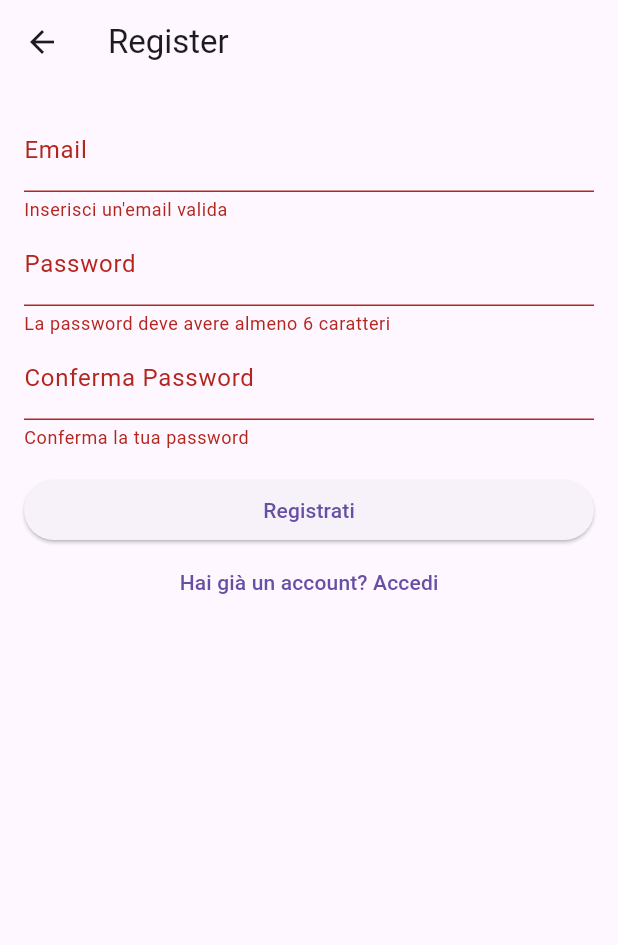
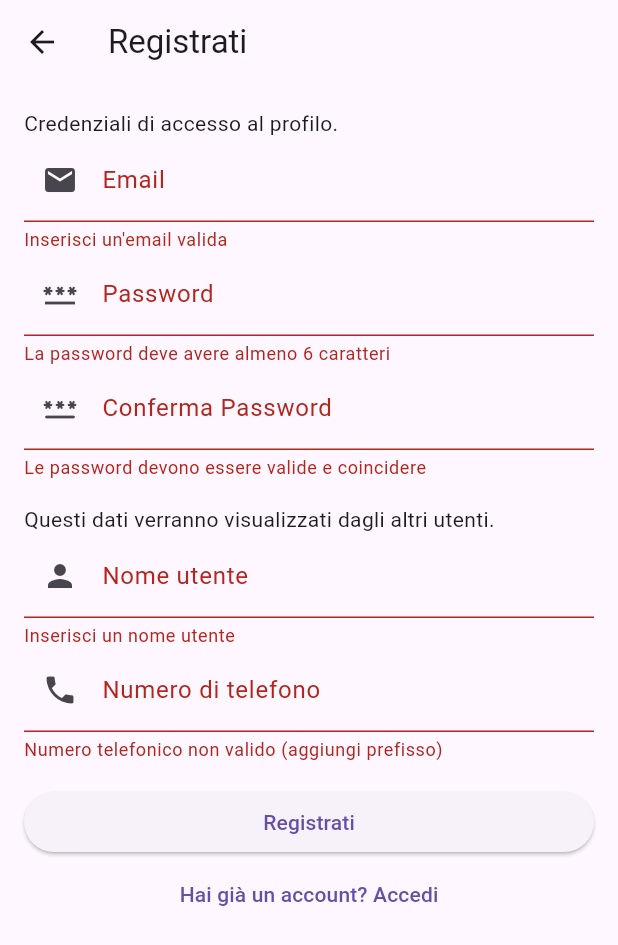
Before and after one commit to savinofiore/ServiFino-FE, a Flutter app: the RegisterScreen screen opened by its route, after a tap on "Registrati", on a phone screen of 412 x 824 dp. Shown: the top 945 px of the screen. Run offline on Flutter 3.47's test engine with Material 3 defaults, Android fonts, the phone set to English and light mode, and no system bars; our stand-ins replace cloud_firestore, firebase_auth, firebase_core; accounts and stored records are empty; network calls fail.

Commit message:
Registrazione con endpoint (da rivedere funzione), inserimento classi testi e rotte

```diff
--- a/servifino/lib/models/UserModel.dart
+++ b/servifino/lib/models/UserModel.dart
@@ -7,6 +7,7 @@ class UserModel {
   final String? phoneNumber;
   final String? photoURL;
   final bool disabled;
+  final bool assignment;
   //final int? age; // Nuovo campo
   //final String? address; // Nuovo campo
 
@@ -17,6 +18,7 @@ class UserModel {
     this.phoneNumber,
     this.photoURL,
     required this.disabled,
+    required this.assignment,
     //this.age,
     //this.address,
   });
@@ -31,6 +33,7 @@ class UserModel {
       phoneNumber: data['phoneNumber'],
       photoURL: data['photoURL'],
       disabled: data['disabled'],
+      assignment: data['assignment'],
       //age: data['age'],
       //address: data['address'],
     );
@@ -45,6 +48,7 @@ class UserModel {
       'phoneNumber': phoneNumber,
       'photoURL': photoURL,
       'disabled': disabled,
+      'assignment': assignment,
       //'age': age,
       //'address': address,
     };
--- a/servifino/lib/screens/authentication/register.dart
+++ b/servifino/lib/screens/authentication/register.dart
@@ -1,5 +1,11 @@
 import 'package:flutter/material.dart';
 import 'package:firebase_auth/firebase_auth.dart';
+import 'package:flutter/services.dart';
+import 'package:provider/provider.dart';
+import 'package:servifino/utils/app_routes.dart';
+
+import '../../providers/user_provider.dart';
+import '../../utils/app_texts.dart';
 
 class RegisterScreen extends StatefulWidget {
   @override
@@ -10,7 +16,10 @@ class _RegisterScreenState extends State<RegisterScreen> {
   final _formKey = GlobalKey<FormState>();
   final TextEditingController _emailController = TextEditingController();
   final TextEditingController _passwordController = TextEditingController();
-  final TextEditingController _confirmPasswordController = TextEditingController();
+  final TextEditingController _confirmPasswordController =
+      TextEditingController();
+  final TextEditingController _displayNameController = TextEditingController();
+  final TextEditingController _phoneNumberController = TextEditingController();
 
   bool _isLoading = false;
 
@@ -20,10 +29,12 @@ class _RegisterScreenState extends State<RegisterScreen> {
     final email = _emailController.text.trim();
     final password = _passwordController.text.trim();
     final confirmPassword = _confirmPasswordController.text.trim();
+    final displayName = _displayNameController.text.trim();
+    final phoneNumber = _phoneNumberController.text.trim();
 
     if (password != confirmPassword) {
       ScaffoldMessenger.of(context).showSnackBar(
-        SnackBar(content: Text('Le password non corrispondono!')),
+        const SnackBar(content: Text('Le password non corrispondono!')),
       );
       return;
     }
@@ -33,27 +44,31 @@ class _RegisterScreenState extends State<RegisterScreen> {
     });
 
     try {
-      // Crea un nuovo utente con Firebase
-      var user = await FirebaseAuth.instance.createUserWithEmailAndPassword(
+      // Chiamata al provider per registrare l'utente
+      final userProvider = Provider.of<UserProvider>(context, listen: false);
+
+      bool isRegistered = await userProvider.registerUser(
         email: email,
         password: password,
+        displayName: displayName,
+        phoneNumber: phoneNumber,
+        photoURL: 'https://example.com/photo.jpg',
       );
-      print('User created ${user.user}');
+
+      if (isRegistered) {
         ScaffoldMessenger.of(context).showSnackBar(
-        SnackBar(content: Text('Registrazione avvenuta con successo!')),
+          const SnackBar(content: Text('Registrazione avvenuta con successo!')),
         );
         Navigator.pushReplacementNamed(context, '/login'); // Naviga alla login
-    } on FirebaseAuthException catch (e) {
-      String errorMessage;
-      if (e.code == 'email-already-in-use') {
-        errorMessage = 'Questa email è già registrata.';
-      } else if (e.code == 'weak-password') {
-        errorMessage = 'La password è troppo debole.';
       } else {
-        errorMessage = 'Si è verificato un errore: ${e.message}';
+        ScaffoldMessenger.of(context).showSnackBar(
+          const SnackBar(content: Text('Errore durante la registrazione')),
+        );
       }
+    } catch (e) {
+      print('Errore: $e');
       ScaffoldMessenger.of(context).showSnackBar(
-        SnackBar(content: Text(errorMessage)),
+        const SnackBar(content: Text('Errore durante la registrazione')),
       );
     } finally {
       setState(() {
@@ -66,7 +81,7 @@ class _RegisterScreenState extends State<RegisterScreen> {
   Widget build(BuildContext context) {
     return Scaffold(
       appBar: AppBar(
-        title: Text('Register'),
+        title: Text(AppTexts.register.registerAppBarTitle),
       ),
       body: Padding(
         padding: const EdgeInsets.all(16.0),
@@ -75,13 +90,17 @@ class _RegisterScreenState extends State<RegisterScreen> {
           child: Column(
             crossAxisAlignment: CrossAxisAlignment.stretch,
             children: [
+              Text(AppTexts.register.textInfo1),
               TextFormField(
                 controller: _emailController,
                 keyboardType: TextInputType.emailAddress,
-                decoration: InputDecoration(labelText: 'Email'),
+                decoration:  InputDecoration(
+                    labelText: AppTexts.controllers.email,
+                    hintText: AppTexts.controllers.emailHint,
+                    prefixIcon: Icon(Icons.mail)),
                 validator: (value) {
                   if (value == null || value.isEmpty) {
-                    return 'Inserisci un\'email valida';
+                    return AppTexts.controllers.emailError;
                   }
                   return null;
                 },
@@ -89,10 +108,13 @@ class _RegisterScreenState extends State<RegisterScreen> {
               TextFormField(
                 controller: _passwordController,
                 obscureText: true,
-                decoration: InputDecoration(labelText: 'Password'),
+                decoration: InputDecoration(
+                    labelText: AppTexts.controllers.password,
+                    hintText: AppTexts.controllers.passwordHint,
+                    prefixIcon: Icon(Icons.password)),
                 validator: (value) {
                   if (value == null || value.isEmpty || value.length < 6) {
-                    return 'La password deve avere almeno 6 caratteri';
+                    return AppTexts.controllers.passwordError;
                   }
                   return null;
                 },
@@ -100,26 +122,59 @@ class _RegisterScreenState extends State<RegisterScreen> {
               TextFormField(
                 controller: _confirmPasswordController,
                 obscureText: true,
-                decoration: InputDecoration(labelText: 'Conferma Password'),
+                decoration:  InputDecoration(
+                    labelText: AppTexts.controllers.confPassword,
+                    hintText: AppTexts.controllers.confPasswordHint,
+                    prefixIcon: Icon(Icons.password_rounded)),
                 validator: (value) {
                   if (value == null || value.isEmpty) {
-                    return 'Conferma la tua password';
+                    return AppTexts.controllers.confPasswordError;
                   }
                   return null;
                 },
               ),
-              SizedBox(height: 16),
+              const SizedBox(height: 16),
+              Text(AppTexts.register.textInfo2),
+              TextFormField(
+                controller: _displayNameController,
+                decoration:  InputDecoration(
+                    labelText: AppTexts.controllers.displayName,
+                    hintText: AppTexts.controllers.displayNameHint,
+                    prefixIcon: Icon(Icons.person)),
+                validator: (value) {
+                  if (value == null || value.isEmpty) {
+                    return AppTexts.controllers.displayNameError;
+                  }
+                  return null;
+                },
+              ),
+              TextFormField(
+                controller: _phoneNumberController,
+                keyboardType: TextInputType.number,
+                decoration:  InputDecoration(
+                  labelText: AppTexts.controllers.number,
+                  hintText: AppTexts.controllers.numberHint,
+                  prefixIcon: Icon(Icons.phone),
+                ),
+                validator: (value) {
+                  if (value == null || value.isEmpty) {
+                    return AppTexts.controllers.numberError;
+                  }
+                  return null;
+                },
+              ),
+              const SizedBox(height: 16),
               _isLoading
-                  ? Center(child: CircularProgressIndicator())
+                  ? const Center(child: CircularProgressIndicator())
                   : ElevatedButton(
                       onPressed: _register,
-                child: Text('Registrati'),
+                      child:  Text(AppTexts.register.registerButton),
                     ),
               TextButton(
                 onPressed: () {
-                  Navigator.pushReplacementNamed(context, '/login');
+                  Navigator.pushReplacementNamed(context, AppRoutes.login);
                 },
-                child: Text('Hai già un account? Accedi'),
+                child:  Text(AppTexts.register.alreadyHaveAccount),
               ),
             ],
           ),
--- a/servifino/lib/screens/home.dart
+++ b/servifino/lib/screens/home.dart
@@ -1,6 +1,7 @@
 import 'package:flutter/material.dart';
 import 'package:provider/provider.dart';
 import 'package:servifino/providers/user_provider.dart';
+import 'package:servifino/utils/app_routes.dart';
 
 class HomeScreen extends StatelessWidget {
   @override
@@ -15,7 +16,7 @@ class HomeScreen extends StatelessWidget {
           IconButton(
             onPressed: () {
               userProvider.logout;
-              Navigator.pushReplacementNamed(context, '/login');
+              Navigator.pushReplacementNamed(context, AppRoutes.login);
             },
             icon: const Icon(Icons.logout),
           )
@@ -30,6 +31,7 @@ class HomeScreen extends StatelessWidget {
                   Text('Welcome, ${user.displayName}'),
                   Text('Email: ${user.email}'),
                   Text('Phone: ${user.phoneNumber ?? "N/A"}'),
+                  Text('Assignment: ${user.assignment}'),
                   //Text('Age: ${user.age ?? "N/A"}'),
                 ],
               ),
--- /dev/null
+++ b/servifino/lib/utils/app_routes.dart
@@ -0,0 +1,6 @@
+class AppRoutes{
+  static const authWrapper = '/';
+  static const String home = '/home';
+  static const String login = '/login';
+  static const String register = '/register';
+}
--- /dev/null
+++ b/servifino/lib/utils/app_texts.dart
@@ -0,0 +1,49 @@
+class AppTexts {
+  static const title = 'ServiFino';
+  // Login Screen
+  static LoginScreenTexts login = LoginScreenTexts();
+  // Register Screen
+  static RegisterScreenTexts register = RegisterScreenTexts();
+  // Home Screen
+  static HomeScreenTexts home = HomeScreenTexts();
+  // Controllers
+  static ControllersText controllers = ControllersText();
+}
+
+class LoginScreenTexts {
+  final String loginButton = 'Accedi';
+  final String loginAppBarTitle= 'Accedi';
+  final String forgotPassword = 'Password dimenticata?';
+  final String createAccount = 'Non hai ancora un account? Registrati';
+}
+
+class RegisterScreenTexts {
+  final String registerAppBarTitle = 'Registrati';
+  final String registerButton = 'Registrati';
+  final String alreadyHaveAccount = 'Hai già un account? Accedi';
+  final String textInfo1 = 'Credenziali di accesso al profilo.';
+  final String textInfo2 = 'Questi dati verranno visualizzati dagli altri utenti.';
+}
+
+class HomeScreenTexts {
+  final String logoutButton = 'Esci';
+  final String welcomeMessage = 'Benvenuto nella tua Home!';
+}
+
+class ControllersText {
+  final String email = 'Email';
+  final String emailHint = 'Inserisci la tua mail';
+  final String emailError = 'Inserisci un\'email valida';
+  final String password = 'Password';
+  final String passwordHint = 'Inserisci la tua password';
+  final String passwordError = 'La password deve avere almeno 6 caratteri';
+  final String confPassword = 'Conferma Password';
+  final String confPasswordHint = 'Conferma la tua password';
+  final String confPasswordError = 'Le password devono essere valide e coincidere';
+  final String displayName = 'Nome utente';
+  final String displayNameHint = 'Inserisci il tuo nome';
+  final String displayNameError = 'Inserisci un nome utente';
+  final String number = 'Numero di telefono';
+  final String numberHint = 'Inserisci il tuo numero di telefono';
+  final String numberError = 'Numero telefonico non valido (aggiungi prefisso)';
+}
--- a/servifino/pubspec.yaml
+++ b/servifino/pubspec.yaml
@@ -39,6 +39,7 @@ dependencies:
   firebase_auth: ^5.4.1
   cloud_firestore: ^5.6.2
   provider: ^6.1.2
+  http: ^1.3.0
 
 dev_dependencies:
   flutter_test:
```
Also changed, not shown: servifino/lib/main.dart (+8 -6 lines), servifino/lib/providers/user_provider.dart (+43 -0 lines), servifino/lib/screens/authentication/login.dart (+10 -7 lines), servifino/pubspec.lock, 1 other file. Lines whose indentation alone changed are shown as unchanged.
